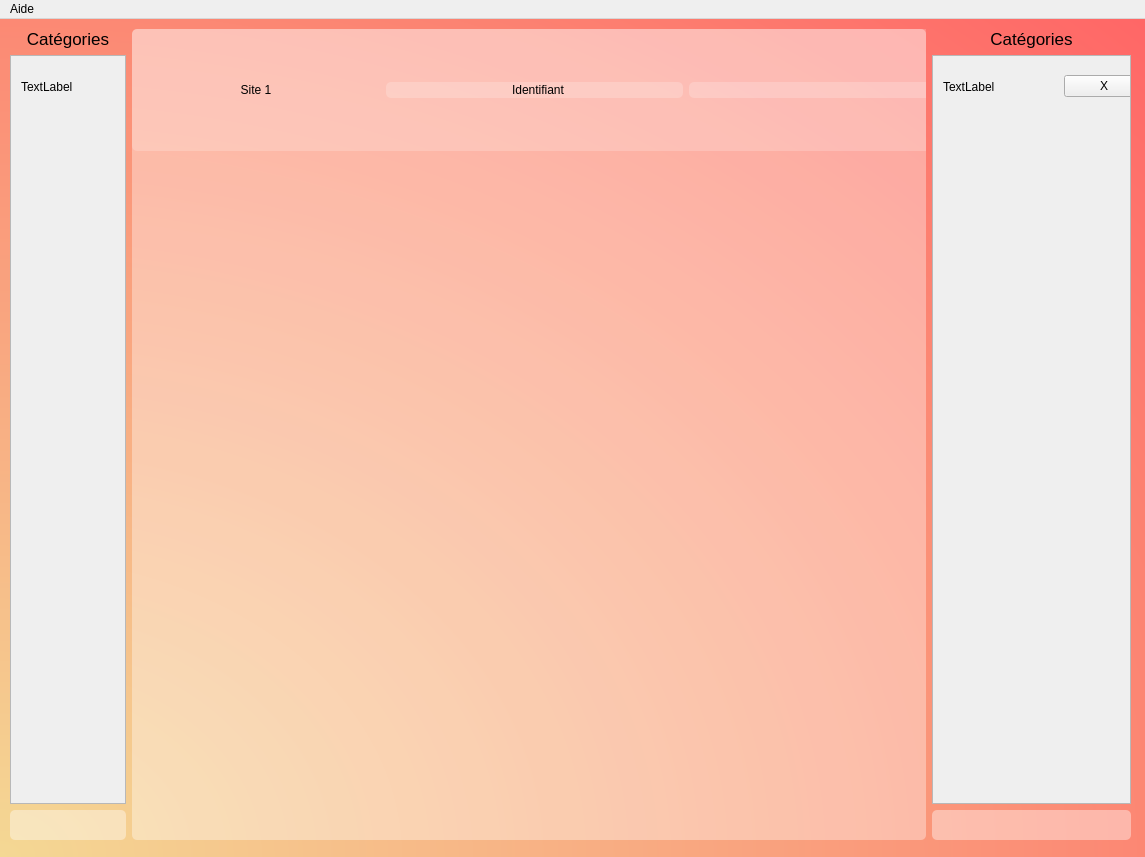
The window that Interface_graphique/PyQt/UI/fenetreGestion_test.ui (MindPass/Code) describes before a commit, drawn with Qt 5.
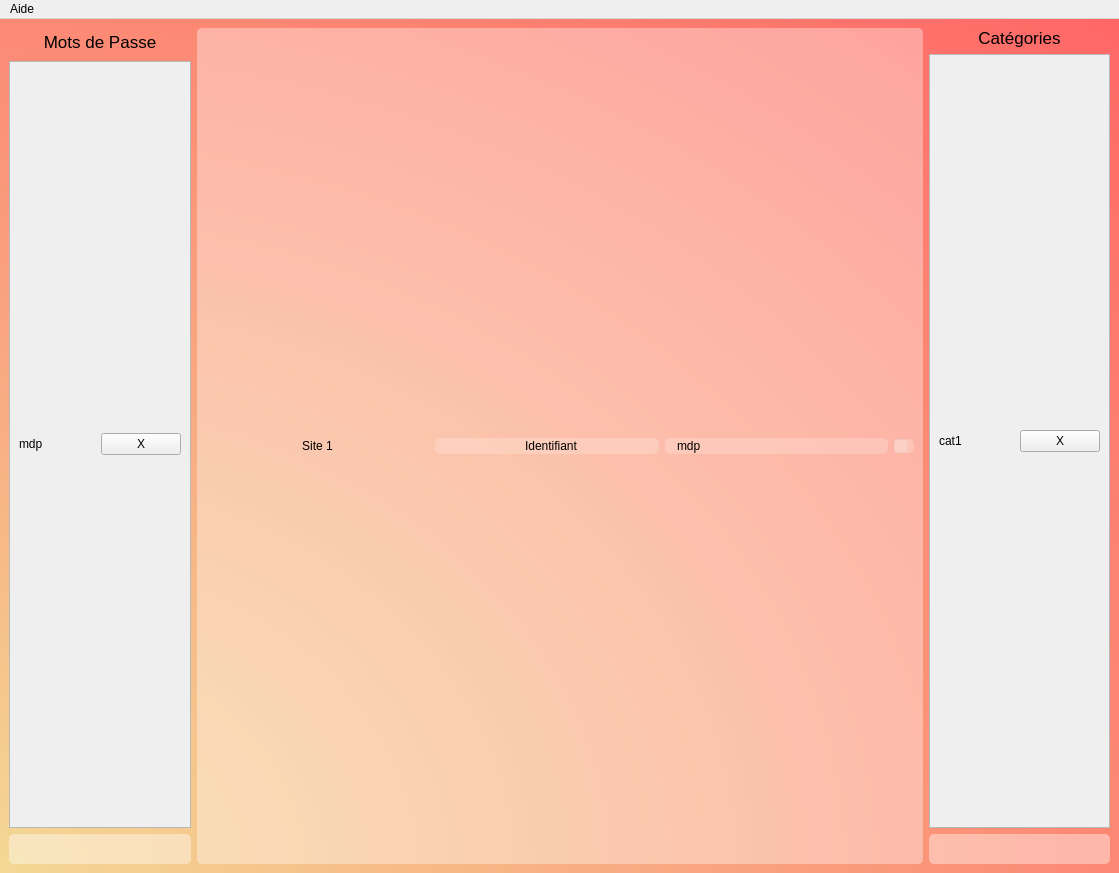
The same window after the commit. Icons and pictures are not drawn.

Commit message: Fenetre Resizable, element qui s'adapte et autres ajouts sympas

What changed in the file:
```diff
--- a/Interface_graphique/PyQt/UI/fenetreGestion_test.ui
+++ b/Interface_graphique/PyQt/UI/fenetreGestion_test.ui
@@ -2,14 +2,23 @@
 <ui version="4.0">
  <class>fenetreGestion</class>
  <widget class="QMainWindow" name="fenetreGestion">
+  <property name="enabled">
+   <bool>true</bool>
+  </property>
   <property name="geometry">
    <rect>
     <x>0</x>
     <y>0</y>
-    <width>1145</width>
-    <height>857</height>
+    <width>1119</width>
+    <height>873</height>
    </rect>
   </property>
+  <property name="sizePolicy">
+   <sizepolicy hsizetype="MinimumExpanding" vsizetype="MinimumExpanding">
+    <horstretch>0</horstretch>
+    <verstretch>0</verstretch>
+   </sizepolicy>
+  </property>
   <property name="windowTitle">
    <string>Fenêtre de Gestion - MindPass</string>
   </property>
@@ -36,30 +45,21 @@
 </string>
   </property>
   <widget class="QWidget" name="corps_gestion">
-   <widget class="QWidget" name="horizontalLayoutWidget_3">
-    <property name="geometry">
-     <rect>
-      <x>10</x>
-      <y>10</y>
-      <width>1121</width>
-      <height>811</height>
-     </rect>
-    </property>
-    <layout class="QHBoxLayout" name="horizontalLayout_gestion" stretch="0,8,2">
-     <property name="sizeConstraint">
-      <enum>QLayout::SetNoConstraint</enum>
-     </property>
+   <property name="enabled">
+    <bool>true</bool>
+   </property>
+   <layout class="QHBoxLayout" name="horizontalLayout" stretch="1,4,1">
      <item>
-      <layout class="QVBoxLayout" name="Passwords" stretch="0,0,2">
+     <layout class="QVBoxLayout" name="Passwords" stretch="0,4,1">
        <item>
-        <widget class="QLabel" name="titre_cat_2">
+       <widget class="QLabel" name="titre_pwd">
          <property name="font">
           <font>
            <pointsize>13</pointsize>
           </font>
          </property>
          <property name="text">
-          <string>Catégories</string>
+         <string>Mots de Passe</string>
          </property>
          <property name="alignment">
           <set>Qt::AlignCenter</set>
@@ -71,6 +71,12 @@
        </item>
        <item>
         <widget class="QScrollArea" name="scrollArea_pwd">
+        <property name="maximumSize">
+         <size>
+          <width>16777215</width>
+          <height>767</height>
+         </size>
+        </property>
          <property name="widgetResizable">
           <bool>true</bool>
          </property>
@@ -79,29 +85,28 @@
            <rect>
             <x>0</x>
             <y>0</y>
-            <width>114</width>
-            <height>742</height>
-           </rect>
-          </property>
-          <widget class="QWidget" name="horizontalLayoutWidget_4">
-           <property name="geometry">
-            <rect>
-             <x>10</x>
-             <y>10</y>
-             <width>201</width>
-             <height>41</height>
-            </rect>
-           </property>
-           <layout class="QHBoxLayout" name="ligne_pwd" stretch="9,1">
+           <width>178</width>
+           <height>765</height>
+          </rect>
+         </property>
+         <layout class="QVBoxLayout" name="verticalLayout_2">
+          <item>
+           <layout class="QHBoxLayout" name="ligne_pwd">
             <item>
              <widget class="QLabel" name="label_pwd">
+              <property name="maximumSize">
+               <size>
+                <width>16777215</width>
+                <height>745</height>
+               </size>
+              </property>
               <property name="text">
-               <string>TextLabel</string>
+               <string>mdp</string>
               </property>
              </widget>
             </item>
             <item>
-             <widget class="QPushButton" name="pushButton_cat_2">
+             <widget class="QPushButton" name="pushButton_pwd">
               <property name="enabled">
                <bool>true</bool>
               </property>
@@ -111,7 +116,8 @@
              </widget>
             </item>
            </layout>
-          </widget>
+          </item>
+         </layout>
          </widget>
         </widget>
        </item>
@@ -134,7 +140,16 @@
       </layout>
      </item>
      <item>
-      <widget class="QScrollArea" name="scrollArea">
+     <widget class="QScrollArea" name="Sites">
+      <property name="enabled">
+       <bool>true</bool>
+      </property>
+      <property name="sizePolicy">
+       <sizepolicy hsizetype="Expanding" vsizetype="Expanding">
+        <horstretch>0</horstretch>
+        <verstretch>0</verstretch>
+       </sizepolicy>
+      </property>
        <property name="styleSheet">
         <string notr="true">QWidget {
     border: none;
@@ -151,25 +166,18 @@
        <property name="widgetResizable">
         <bool>true</bool>
        </property>
-       <widget class="QWidget" name="scrollAreaWidgetContents">
+      <widget class="QWidget" name="scrollAreaWidgetContents_sites">
         <property name="geometry">
          <rect>
           <x>0</x>
           <y>0</y>
-          <width>791</width>
-          <height>809</height>
-         </rect>
-        </property>
-        <widget class="QWidget" name="horizontalLayoutWidget">
-         <property name="geometry">
-          <rect>
-           <x>0</x>
-           <y>0</y>
-           <width>881</width>
-           <height>122</height>
-          </rect>
-         </property>
-         <layout class="QHBoxLayout" name="ligne" stretch="100,120,120,0">
+         <width>726</width>
+         <height>834</height>
+        </rect>
+       </property>
+       <layout class="QVBoxLayout" name="verticalLayout">
+        <item>
+         <layout class="QHBoxLayout" name="ligne_site" stretch="1,1,1,0">
           <item>
            <widget class="QLabel" name="site_web">
             <property name="text">
@@ -191,22 +199,39 @@
            </widget>
           </item>
           <item>
-           <widget class="QLineEdit" name="mdp"/>
+           <widget class="QLineEdit" name="mdp">
+            <property name="maximumSize">
+             <size>
+              <width>16777215</width>
+              <height>40</height>
+             </size>
+            </property>
+            <property name="text">
+             <string>mdp</string>
+            </property>
+           </widget>
           </item>
           <item>
            <widget class="QCheckBox" name="categorie">
+            <property name="enabled">
+             <bool>true</bool>
+            </property>
             <property name="text">
              <string notr="true"/>
             </property>
            </widget>
           </item>
          </layout>
-        </widget>
+        </item>
+       </layout>
        </widget>
       </widget>
      </item>
      <item>
-      <layout class="QVBoxLayout" name="Categories" stretch="0,0,2">
+     <layout class="QVBoxLayout" name="Categories" stretch="0,4,1">
+      <property name="sizeConstraint">
+       <enum>QLayout::SetNoConstraint</enum>
+      </property>
        <item>
         <widget class="QLabel" name="titre_cat">
          <property name="font">
@@ -235,24 +260,23 @@
            <rect>
             <x>0</x>
             <y>0</y>
-            <width>194</width>
-            <height>742</height>
-           </rect>
-          </property>
-          <widget class="QWidget" name="horizontalLayoutWidget_2">
-           <property name="geometry">
-            <rect>
-             <x>10</x>
-             <y>10</y>
-             <width>201</width>
-             <height>41</height>
-            </rect>
-           </property>
-           <layout class="QHBoxLayout" name="ligne_cat" stretch="9,1">
+           <width>177</width>
+           <height>767</height>
+          </rect>
+         </property>
+         <layout class="QVBoxLayout" name="verticalLayout_3">
+          <item>
+           <layout class="QHBoxLayout" name="ligne_categorie">
             <item>
              <widget class="QLabel" name="label_cat">
+              <property name="maximumSize">
+               <size>
+                <width>16777215</width>
+                <height>608</height>
+               </size>
+              </property>
               <property name="text">
-               <string>TextLabel</string>
+               <string>cat1</string>
               </property>
              </widget>
             </item>
@@ -267,7 +291,8 @@
              </widget>
             </item>
            </layout>
-          </widget>
+          </item>
+         </layout>
          </widget>
         </widget>
        </item>
@@ -291,13 +316,12 @@
      </item>
     </layout>
    </widget>
-  </widget>
   <widget class="QMenuBar" name="menubar">
    <property name="geometry">
     <rect>
      <x>0</x>
      <y>0</y>
-     <width>1145</width>
+     <width>1119</width>
      <height>21</height>
     </rect>
    </property>
```
Left out of the diff: 12 changed lines with no effect on the pictures. Lines whose indentation alone changed are shown as unchanged. The commit also changes 6 other files.
